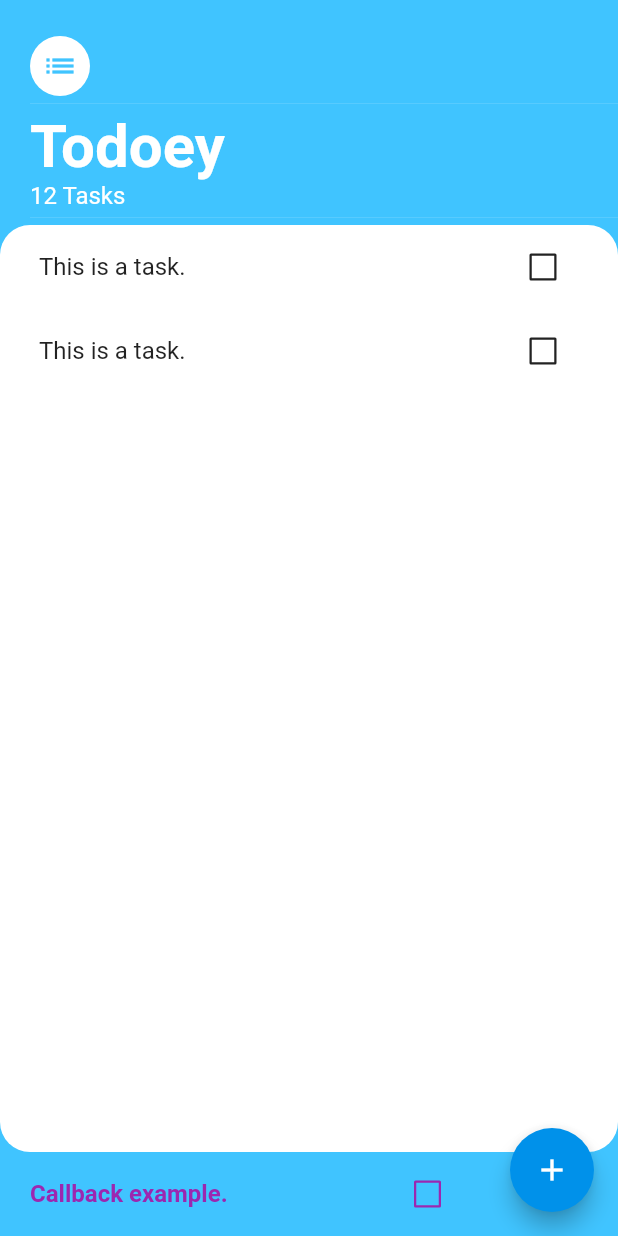
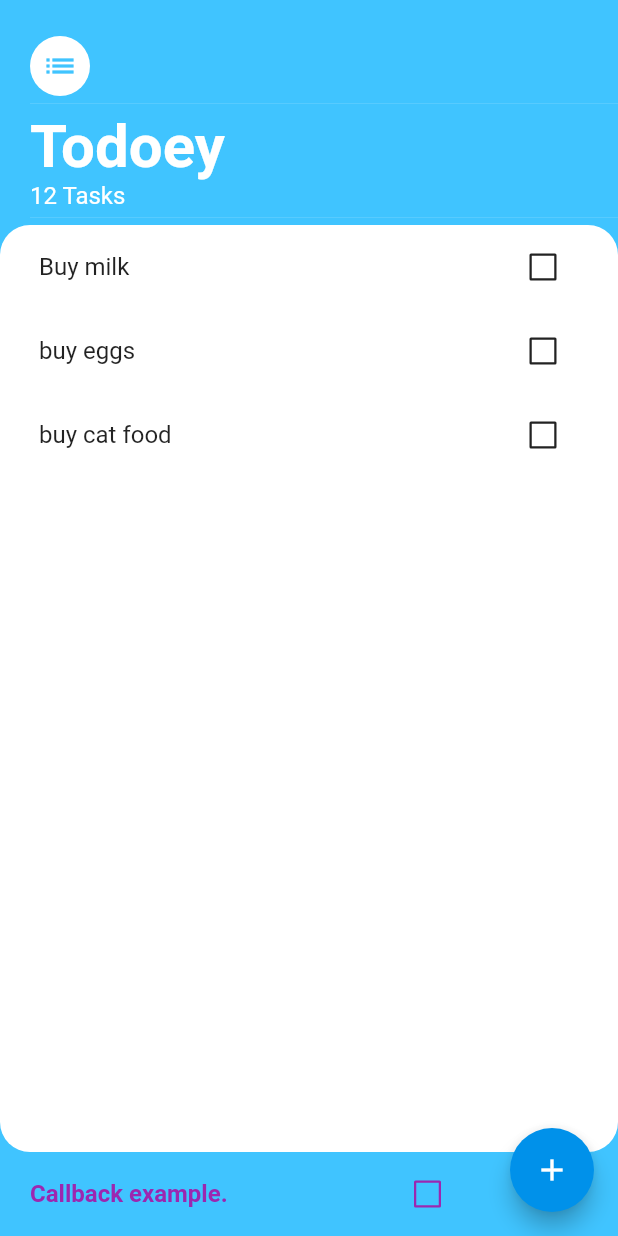
Before and after one commit to mercz85/x01_flutter_basics, a Flutter app: the TasksScreen screen opened directly, on a phone screen of 412 x 824 dp. Run offline on Flutter 3.47's test engine with Material 2 defaults, Android fonts, the phone set to English and light mode, and no system bars; our stand-ins replace animated_text_kit, audioplayers, cloud_firestore, firebase_auth, firebase_core, flutter_spinkit and 6 more; missing offline and left inert: dart:ffi; accounts and stored records are empty; generated files the repository leaves out were written again.

Commit message:
[ListView.builder]

```diff
--- a/lib/pages/Page3/to_do/components/task_list.dart
+++ b/lib/pages/Page3/to_do/components/task_list.dart
@@ -1,19 +1,49 @@
 import 'package:flutter/material.dart';
 
+import '../models/task.dart';
 import 'task_tile.dart';
 
-class TasksList extends StatelessWidget {
+class TasksList extends StatefulWidget {
   const TasksList({
     Key? key,
   }) : super(key: key);
 
   @override
+  State<TasksList> createState() => _TasksListState();
+}
+
+class _TasksListState extends State<TasksList> {
+  List<Task> tasks = [
+    Task(name: 'Buy milk'),
+    Task(name: 'buy eggs'),
+    Task(name: 'buy cat food')
+  ];
+
+  @override
   Widget build(BuildContext context) {
+    //[ListView.builder]
+    return ListView.builder(
+        itemCount: tasks.length,
+        itemBuilder: (context, index) {
+          return TaskTile(
+            taskTitle: tasks[index].name,
+            isChecked: tasks[index].isDone,
+            checkBoxCallback: (bool? checkBoxState) {
+              setState(() {
+                tasks[index].toggleDone();
+              });
+            },
+          );
+        });
+    //[ListView]
+    /*
     return ListView(
       children: [
-        TaskTile(),
-        TaskTile(),
+        TaskTile(taskTitle: tasks[0].name, isChecked: tasks[0].isDone),
+        TaskTile(taskTitle: tasks[1].name, isChecked: tasks[1].isDone),
+        TaskTile(taskTitle: tasks[2].name, isChecked: tasks[2].isDone),
       ],
     );
+    */
   }
 }
--- a/lib/pages/Page3/to_do/components/task_tile.dart
+++ b/lib/pages/Page3/to_do/components/task_tile.dart
@@ -1,56 +1,54 @@
 import 'package:flutter/material.dart';
 
-class TaskTile extends StatefulWidget {
-  const TaskTile({
-    Key? key,
-  }) : super(key: key);
+class TaskTile extends StatelessWidget {
+  final bool isChecked;
+  final String taskTitle;
+  final Function(bool?) checkBoxCallback;
 
-  @override
-  State<TaskTile> createState() => _TaskTileState();
-}
-
-class _TaskTileState extends State<TaskTile> {
-  bool isChecked = false;
+  TaskTile(
+      {required this.taskTitle,
+      this.isChecked = false,
+      required this.checkBoxCallback});
 
   @override
   Widget build(BuildContext context) {
     return ListTile(
       textColor: Colors.black87,
       title: Text(
-        'This is a task.',
+        taskTitle,
         style: TextStyle(
             decoration: isChecked ? TextDecoration.lineThrough : null),
       ),
-      trailing: TaskCheckBox(
-        checkBoxState: isChecked,
-        //[CallBack Function] to setState down the tree
-        toggleCheckBoxState: (bool? newValue) {
-          setState(() {
-            isChecked = newValue!;
-          });
-        },
+      trailing: Checkbox(
+        onChanged: checkBoxCallback,
+        value: isChecked,
+        side: const BorderSide(
+          color: Colors.black87,
+          width: 1.5,
+        ),
+        activeColor: Colors.lightBlueAccent,
       ),
     );
   }
 }
 
-class TaskCheckBox extends StatelessWidget {
-  final bool checkBoxState;
-  final Function(bool?) toggleCheckBoxState; //[CallBack Function]
+// class TaskCheckBox extends StatelessWidget {
+//   final bool checkBoxState;
+//   final Function(bool?) toggleCheckBoxState; //[CallBack Function]
 
-  TaskCheckBox(
-      {required this.checkBoxState, required this.toggleCheckBoxState});
+//   TaskCheckBox(
+//       {required this.checkBoxState, required this.toggleCheckBoxState});
 
-  @override
-  Widget build(BuildContext context) {
-    return Checkbox(
-      side: const BorderSide(
-        color: Colors.black87,
-        width: 1.5,
-      ),
-      value: checkBoxState,
-      onChanged: toggleCheckBoxState,
-      activeColor: Colors.lightBlueAccent,
-    );
-  }
-}
+//   @override
+//   Widget build(BuildContext context) {
+//     return Checkbox(
+//       side: const BorderSide(
+//         color: Colors.black87,
+//         width: 1.5,
+//       ),
+//       value: checkBoxState,
+//       onChanged: toggleCheckBoxState,
+//       activeColor: Colors.lightBlueAccent,
+//     );
+//   }
+// }
```
Also changed, not shown: 1 other file.
